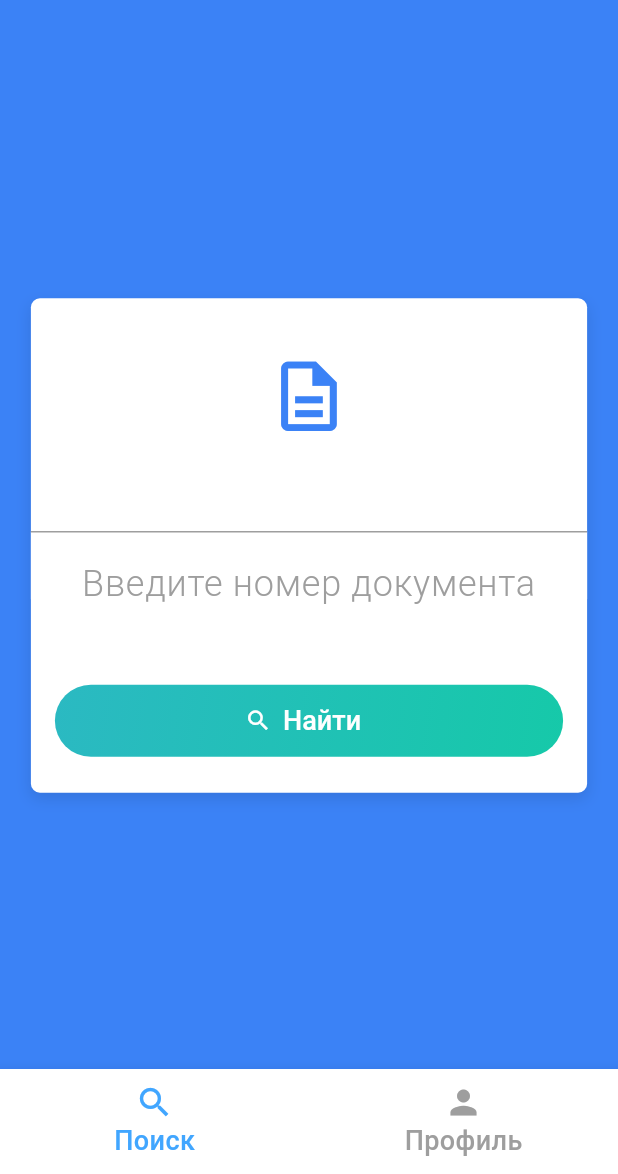
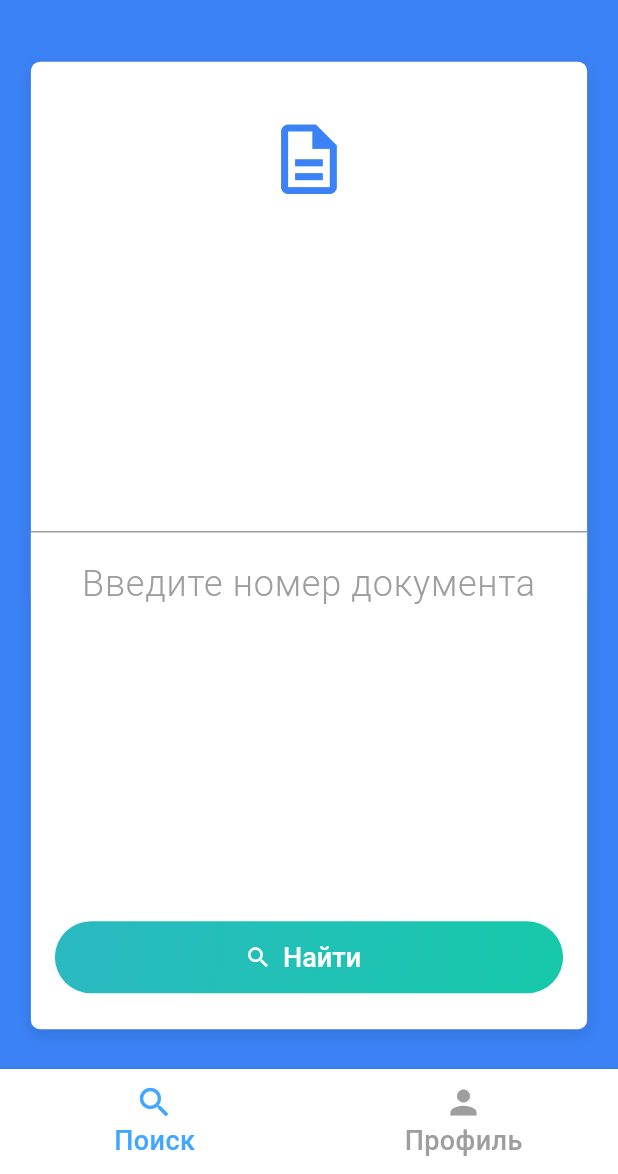
Before and after one commit to proninyaroslav/g5s, a Flutter app: the screen it shows after launch, on a phone screen of 412 x 824 dp, the part 62-1236 px from its top. Run offline on Flutter 3.47's test engine with Material 3 defaults, Android fonts, the phone set to English and light mode, and no system bars.

Commit message:
white card height 0.926 of parent

```diff
--- a/lib/screens/home_screen.dart
+++ b/lib/screens/home_screen.dart
@@ -140,9 +140,10 @@ class _HomeState extends State<Home> {
         child: GestureDetector(
           onTap: () => FocusScope.of(context).unfocus(),
           child: Center(
+            child: FractionallySizedBox(
+              heightFactor: 0.924, // 92.4% of parent height
               child: Container(
                 width: cardWidth,
-              height: cardHeight,
                 decoration: BoxDecoration(
                   color: Colors.white,
                   borderRadius: BorderRadius.circular(6),
@@ -244,6 +245,7 @@ class _HomeState extends State<Home> {
             ),
           ),
         ),
+      ),
       bottomNavigationBar: BottomNavigationBar(
         backgroundColor: Colors.white,
         currentIndex: 0, // Home/Search tab active
```
Lines whose indentation alone changed are shown as unchanged.
